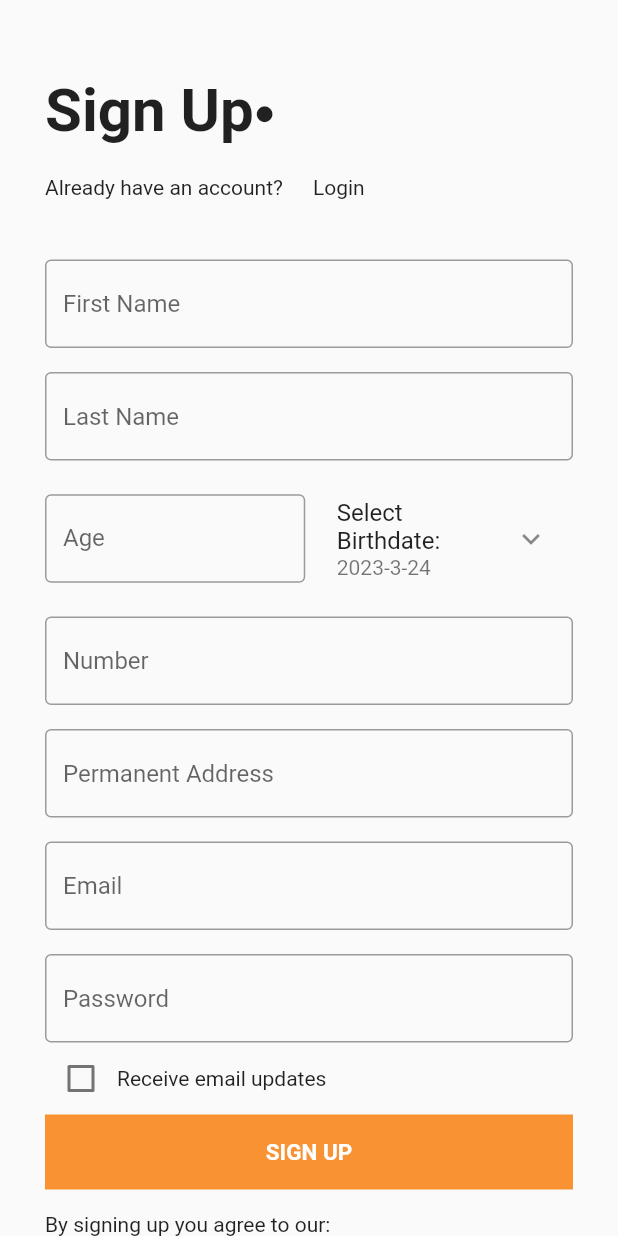
After one commit to MiguelRadaza/swiftresponse_frontend, a Flutter app: the screen it shows after launch, after a tap on "Register", after a tap on "SIGN UP", on a phone screen of 412 x 824 dp. The commit adds this screen. Run offline on Flutter 3.47's test engine with Material 2 defaults, Android fonts, the phone set to English and light mode, and no system bars; our stand-ins replace camera, cloud_firestore, firebase_auth, firebase_core, fluttertoast, gap and 2 more; missing offline and left inert: dart:ffi, flutter_camera; accounts and stored records are empty; network calls fail.

Commit message:
Added register and login with firestore and firebase auth

```diff
--- a/lib/main.dart
+++ b/lib/main.dart
@@ -1,11 +1,20 @@
+import 'dart:ffi';
+
 import 'package:camera/camera.dart';
 import 'package:flutter/material.dart';
 import 'package:get/get_navigation/src/root/get_material_app.dart';
 import 'package:swiftresponse/pages/bottom_bar.dart';
+import 'package:swiftresponse/pages/loginPage.dart';
+import 'firebase_options.dart';
+import 'package:firebase_core/firebase_core.dart';
 
 List<CameraDescription> cameras = [];
+
 main() async {
   WidgetsFlutterBinding.ensureInitialized();
+  await Firebase.initializeApp(
+    options: DefaultFirebaseOptions.currentPlatform,
+  );
   try {
     cameras = await availableCameras();
     print(cameras);
@@ -27,7 +36,7 @@ class MyApp extends StatelessWidget {
       theme: ThemeData(
         primarySwatch: Colors.blue,
       ),
-      home: const BottomBar(),
+      home: const LoginPage(),
     );
   }
 }
--- a/lib/pages/history_view_page.dart
+++ b/lib/pages/history_view_page.dart
@@ -3,7 +3,6 @@ import 'package:gap/gap.dart';
 
 import '../utils/app_layout.dart';
 import '../widgets/big_text.dart';
-import '../widgets/expandable_text_widget.dart';
 import '../widgets/small_text.dart';
 
 class HistoryViewPage extends StatelessWidget {
--- /dev/null
+++ b/lib/pages/loginPage.dart
@@ -0,0 +1,395 @@
+import 'package:flutter/material.dart';
+import 'package:firebase_auth/firebase_auth.dart';
+import 'package:gap/gap.dart';
+import 'package:swiftresponse/pages/bottom_bar.dart';
+import 'package:fluttertoast/fluttertoast.dart';
+import 'package:swiftresponse/utils/colors.dart';
+import 'package:cloud_firestore/cloud_firestore.dart';
+
+class LoginPage extends StatefulWidget {
+  const LoginPage({Key? key}) : super(key: key);
+
+  @override
+  _LoginPageState createState() => _LoginPageState();
+}
+
+class _LoginPageState extends State<LoginPage> {
+  final emailTextController = TextEditingController(text: '');
+  final passwordTextController = TextEditingController(text: '');
+  final firstNameTextController = TextEditingController(text: '');
+  final lastNameTextController = TextEditingController(text: '');
+  final numberTextController = TextEditingController(text: '');
+  final permanentAddressTextController = TextEditingController(text: '');
+  final ageTextController = TextEditingController(text: '');
+  FirebaseAuth auth = FirebaseAuth.instance;
+  bool _isUserSignedIn = false;
+  DateTime _selectedDate = DateTime.now();
+  bool _showRegisterPage = false;
+  bool _isReceiveEmailUpdate = false;
+  bool isRegisterButtonDisabled = false;
+
+  @override
+  void initState() {
+    super.initState();
+    _handUserSession();
+    // FirebaseAuth.instance.signOut();
+  }
+
+  void _handUserSession() {
+    FirebaseAuth.instance.authStateChanges().listen((User? user) {
+      if (user == null) {
+        print('User is currently signed out!');
+      } else {
+        setState(() {
+          _isUserSignedIn = true;
+        });
+        print('User is signed in!');
+      }
+    });
+  }
+
+  void _createUser() async {
+    try {
+      UserCredential userCredential = await FirebaseAuth.instance
+          .createUserWithEmailAndPassword(
+              email: emailTextController.text,
+              password: passwordTextController.text);
+      String uid = userCredential.user!.uid;
+      await FirebaseFirestore.instance.collection('users').doc(uid).set({
+        'birthdate': _selectedDate.toString(),
+        'email': emailTextController.text,
+        'address': permanentAddressTextController.text,
+        'firstname': firstNameTextController.text,
+        'lastname': lastNameTextController.text,
+        'password': passwordTextController.text,
+        'user_id': uid,
+        'number': numberTextController.text,
+        'age': ageTextController.text,
+        'isReceiveEmailUpdate': _isReceiveEmailUpdate
+      });
+
+      if (userCredential.user != null) {
+        Fluttertoast.showToast(
+            msg: "registered successfully.",
+            toastLength: Toast.LENGTH_LONG,
+            gravity: ToastGravity.CENTER,
+            backgroundColor: Colors.red,
+            textColor: Colors.white,
+            fontSize: 16.0);
+        print(
+            'User ${userCredential.user!.uid.toString()} is registered successfully');
+      } else {
+        Fluttertoast.showToast(
+            msg: "Failed to Register User.",
+            toastLength: Toast.LENGTH_LONG,
+            gravity: ToastGravity.CENTER,
+            backgroundColor: Colors.red,
+            textColor: Colors.white,
+            fontSize: 16.0);
+      }
+    } on FirebaseAuthException catch (e) {
+      if (e.code == 'weak-password') {
+        Fluttertoast.showToast(
+            msg: "The password provided is too weak.",
+            toastLength: Toast.LENGTH_LONG,
+            gravity: ToastGravity.CENTER,
+            backgroundColor: Colors.grey,
+            textColor: Colors.white,
+            fontSize: 16.0);
+        print('The password provided is too weak.');
+      } else if (e.code == 'email-already-in-use') {
+        Fluttertoast.showToast(
+            msg: "The account already exists for that email.",
+            toastLength: Toast.LENGTH_LONG,
+            gravity: ToastGravity.CENTER,
+            backgroundColor: Colors.red,
+            textColor: Colors.white,
+            fontSize: 16.0);
+        print('The account already exists for that email.');
+      }
+    } catch (e) {
+      Fluttertoast.showToast(
+          msg: "An error occurred please contact developer :$e",
+          toastLength: Toast.LENGTH_LONG,
+          gravity: ToastGravity.CENTER,
+          backgroundColor: Colors.red,
+          textColor: Colors.white,
+          fontSize: 16.0);
+      setState(() {
+        isRegisterButtonDisabled = false;
+      });
+    }
+  }
+
+  int calculateAge(DateTime birthday) {
+    DateTime today = DateTime.now();
+    int age = today.year - birthday.year;
+    if (today.month < birthday.month ||
+        (today.month == birthday.month && today.day < birthday.day)) {
+      age--;
+    }
+    return age;
+  }
+
+  Future<void> _selectDate(BuildContext context) async {
+    final DateTime? picked = await showDatePicker(
+      context: context,
+      initialDate: _selectedDate,
+      firstDate: DateTime(1900),
+      lastDate: DateTime(2100),
+    );
+    if (picked != null && picked != _selectedDate) {
+      setState(() {
+        ageTextController.text = calculateAge(picked).toString();
+        _selectedDate = picked;
+      });
+    }
+  }
+
+  @override
+  void dispose() {
+    super.dispose();
+    emailTextController.dispose();
+    passwordTextController.dispose();
+    firstNameTextController.dispose();
+    lastNameTextController.dispose();
+  }
+
+  @override
+  Widget build(BuildContext context) {
+    return !_isUserSignedIn ? _loginPage() : BottomBar();
+  }
+
+  Widget _registerPage() {
+    return Material(
+        child: ListView(
+      padding: EdgeInsets.symmetric(vertical: 50),
+      children: [
+        Container(
+          padding: EdgeInsets.symmetric(horizontal: 30),
+          child: Column(
+            mainAxisAlignment: MainAxisAlignment.center,
+            children: [
+              Row(
+                children: const [
+                  Text(
+                    "Sign Up",
+                    style: TextStyle(fontSize: 40, fontWeight: FontWeight.bold),
+                  ),
+                  Text(
+                    "●",
+                    style: TextStyle(fontSize: 24),
+                  ),
+                ],
+              ),
+              const Gap(20),
+              Row(
+                children: const [
+                  Text("Already have an account?"),
+                  Gap(20),
+                  Text("Login"),
+                ],
+              ),
+              const SizedBox(
+                height: 40,
+              ),
+              TextField(
+                controller: firstNameTextController,
+                decoration: const InputDecoration(
+                  border: OutlineInputBorder(),
+                  hintText: 'First Name',
+                ),
+              ),
+              const SizedBox(
+                height: 16,
+              ),
+              TextField(
+                controller: lastNameTextController,
+                decoration: const InputDecoration(
+                  border: OutlineInputBorder(),
+                  hintText: 'Last Name',
+                ),
+              ),
+              const SizedBox(
+                height: 16,
+              ),
+              Row(
+                children: [
+                  Expanded(
+                    child: TextField(
+                      controller: ageTextController,
+                      decoration: const InputDecoration(
+                        labelText: 'Age',
+                        border: OutlineInputBorder(),
+                      ),
+                    ),
+                  ),
+                  const SizedBox(width: 5),
+                  Flexible(
+                    child: ListTile(
+                      title: const Text("Select Birthdate:"),
+                      subtitle: Text(
+                          "${_selectedDate.year}-${_selectedDate.month}-${_selectedDate.day}"),
+                      trailing: const Icon(Icons.keyboard_arrow_down),
+                      onTap: () => _selectDate(context),
+                    ),
+                  ),
+                ],
+              ),
+              const SizedBox(
+                height: 16,
+              ),
+              TextField(
+                controller: numberTextController,
+                decoration: const InputDecoration(
+                  border: OutlineInputBorder(),
+                  hintText: 'Number',
+                ),
+              ),
+              const SizedBox(
+                height: 16,
+              ),
+              TextField(
+                controller: permanentAddressTextController,
+                decoration: const InputDecoration(
+                  border: OutlineInputBorder(),
+                  hintText: 'Permanent Address',
+                ),
+              ),
+              const SizedBox(
+                height: 16,
+              ),
+              TextField(
+                controller: emailTextController,
+                decoration: const InputDecoration(
+                  border: OutlineInputBorder(),
+                  hintText: 'Email',
+                ),
+              ),
+              const SizedBox(
+                height: 16,
+              ),
+              TextField(
+                controller: passwordTextController,
+                decoration: const InputDecoration(
+                  border: OutlineInputBorder(),
+                  hintText: 'Password',
+                ),
+              ),
+              Row(children: [
+                Checkbox(
+                  value: _isReceiveEmailUpdate,
+                  onChanged: (bool? value) {
+                    _isReceiveEmailUpdate = value!;
+                  },
+                ),
+                const Text("Receive email updates")
+              ]),
+              GestureDetector(
+                onTap: isRegisterButtonDisabled
+                    ? null
+                    : () {
+                        setState(() {
+                          _createUser();
+                          isRegisterButtonDisabled = true;
+                        });
+                      },
+                child: Container(
+                  height: 50,
+                  width: double.maxFinite,
+                  decoration: BoxDecoration(color: AppColors.buttonColor),
+                  child: const Center(
+                    child: Text(
+                      "SIGN UP",
+                      style: TextStyle(
+                          color: AppColors.buttonTextColor,
+                          fontSize: 15,
+                          fontWeight: FontWeight.bold),
+                    ),
+                  ),
+                ),
+              ),
+              Gap(15),
+              Row(
+                children: const [
+                  Text("By signing up you agree to our:"),
+                ],
+              ),
+              Row(
+                children: const [
+                  Text("Privacy Policy & Terms of Service"),
+                ],
+              )
+            ],
+          ),
+        )
+      ],
+    ));
+  }
+
+  Widget _loginPage() {
+    return !_showRegisterPage
+        ? Material(
+            child: Container(
+            padding: const EdgeInsets.symmetric(horizontal: 30),
+            child: Column(
+              mainAxisAlignment: MainAxisAlignment.center,
+              children: [
+                const Text(
+                  "SWIFTRESPONSE APP",
+                  style: TextStyle(fontSize: 24, fontWeight: FontWeight.bold),
+                ),
+                const SizedBox(
+                  height: 16,
+                ),
+                const TextField(
+                  decoration: InputDecoration(
+                    border: OutlineInputBorder(),
+                    hintText: 'Enter Email',
+                  ),
+                ),
+                const TextField(
+                  decoration: InputDecoration(
+                    border: OutlineInputBorder(),
+                    hintText: 'Enter Password',
+                  ),
+                ),
+                const SizedBox(
+                  height: 16,
+                ),
+                Container(
+                  height: 40,
+                  width: double.maxFinite,
+                  decoration: BoxDecoration(
+                      borderRadius: BorderRadius.circular(24),
+                      color: Colors.grey.shade300),
+                  child: const Center(
+                    child: Text("Sign In"),
+                  ),
+                ),
+                const SizedBox(
+                  height: 16,
+                ),
+                InkWell(
+                  child: Container(
+                    height: 40,
+                    width: double.maxFinite,
+                    decoration: BoxDecoration(
+                        borderRadius: BorderRadius.circular(24),
+                        color: Colors.grey.shade300),
+                    child: const Center(
+                      child: Text("Register"),
+                    ),
+                  ),
+                  onTap: () {
+                    setState(() {
+                      _showRegisterPage = true;
+                    });
+                  },
+                )
+              ],
+            ),
+          ))
+        : _registerPage();
+  }
+}
--- a/lib/utils/colors.dart
+++ b/lib/utils/colors.dart
@@ -1,14 +1,6 @@
 import 'package:flutter/material.dart';
 
 class AppColors {
-  static const Color textColor = Color(0xFFccc7c5);
-  static const Color mainColor = Color(0xFF89dad0);
-  static const Color iconColor1 = Color(0xFFffd28d);
-  static const Color iconColor2 = Color(0xFFfcab88);
-  static const Color paraColor = Color(0xFF8f837f);
-  static const Color buttonBackgroundColor = Color(0xFFf7f6f4);
-  static const Color signColor = Color(0xFFa9a29f);
-  static const Color titleColor = Color(0xFF5c524f);
-  static const Color mainBlackCOlor = Color(0xFF332d2b);
-  static const Color yellowColor = Color.fromARGB(255, 253, 217, 55);
+  static const Color buttonColor = Color(0xFFF89233);
+  static const Color buttonTextColor = Color.fromARGB(255, 255, 255, 255);
 }
--- a/lib/widgets/expandable_text_widget.dart
+++ /dev/null
@@ -1,74 +0,0 @@
-import 'package:flutter/material.dart';
-import '../utils/colors.dart';
-import '../utils/dimensions.dart';
-import '../widgets/small_text.dart';
-
-class ExpandableTextWidget extends StatefulWidget {
-  final String text;
-
-  const ExpandableTextWidget({Key? key, required this.text}) : super(key: key);
-
-  @override
-  _ExpandableTextWidgetState createState() => _ExpandableTextWidgetState();
-}
-
-class _ExpandableTextWidgetState extends State<ExpandableTextWidget> {
-  late String firstHaft;
-  late String secondHaft;
-
-  bool hiddenText = true;
-  double textHeight = Dimensions.screenHeight / 5.63;
-
-  @override
-  void initState() {
-    super.initState();
-    if (widget.text.length > textHeight) {
-      firstHaft = widget.text.substring(0, textHeight.toInt());
-      secondHaft =
-          widget.text.substring(textHeight.toInt() + 1, widget.text.length);
-    } else {
-      firstHaft = widget.text;
-      secondHaft = "";
-    }
-  }
-
-  @override
-  Widget build(BuildContext context) {
-    return Container(
-      child: secondHaft.isEmpty
-          ? SmallText(
-              text: firstHaft,
-              size: Dimensions.font16,
-              height: 1.8,
-              color: AppColors.paraColor)
-          : Column(children: [
-              SmallText(
-                text:
-                    hiddenText ? (firstHaft + "...") : (firstHaft + secondHaft),
-                size: Dimensions.font16,
-                color: AppColors.paraColor,
-                height: 1.8,
-              ),
-              InkWell(
-                onTap: () {
-                  setState(() {
-                    hiddenText = !hiddenText;
-                  });
-                },
-                child: Row(
-                  children: [
-                    SmallText(
-                      text: hiddenText ? "Show more" : "Show less",
-                      color: AppColors.mainColor,
-                    ),
-                    Icon(
-                      hiddenText ? Icons.arrow_drop_down : Icons.arrow_drop_up,
-                      color: AppColors.mainColor,
-                    )
-                  ],
-                ),
-              )
-            ]),
-    );
-  }
-}
--- a/pubspec.yaml
+++ b/pubspec.yaml
@@ -41,6 +41,10 @@ dependencies:
   flutter_camera: ^0.1.1
   path_provider:
   path:
+  firebase_core:
+  firebase_auth:
+  fluttertoast:
+  cloud_firestore:
 
 dev_dependencies:
   flutter_test:
```
Also changed, not shown: lib/firebase_options.dart (added), pubspec.lock, 6 other files.
